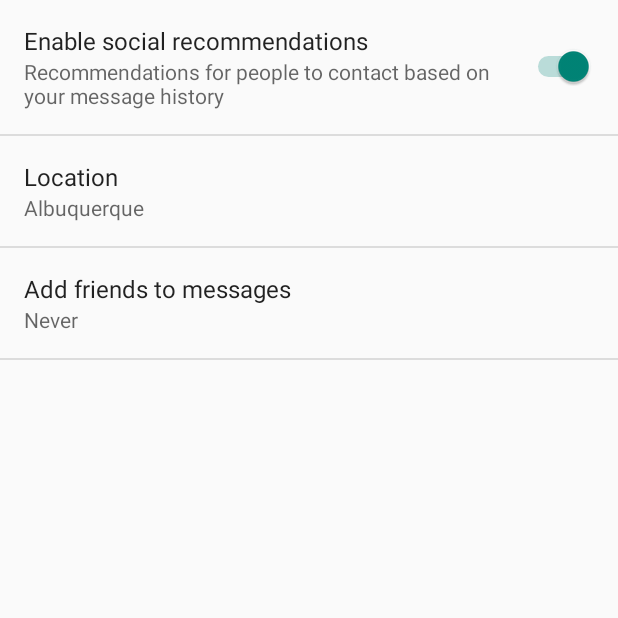
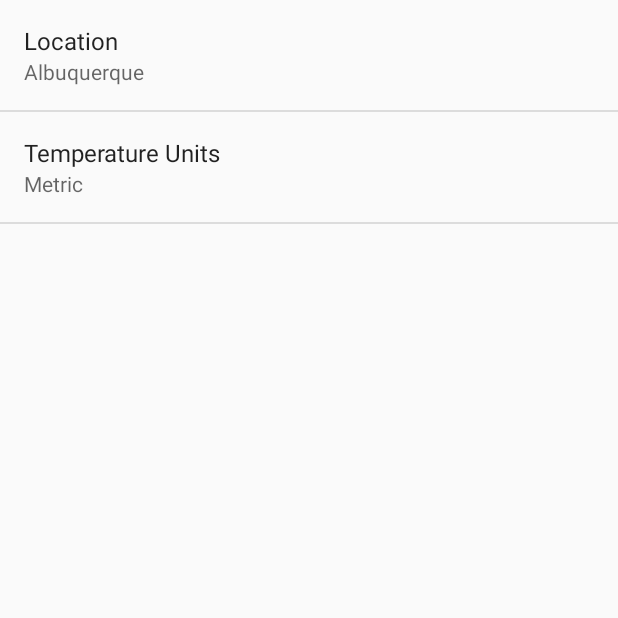
Before and after one commit to luisMbedder/Sunshine, an Android app: the SettingsActivity screen opened directly, with no data from a screen before it, on a phone screen of 412 x 824 dp, the top half of it. Run offline under Robolectric (Android 15) with nearby library versions, the phone set to English and light mode, and no system bars.

Commit message:
added temperature units setting

```diff
--- a/app/src/main/java/com/example/luis/sunshine/app/SettingsActivity.java
+++ b/app/src/main/java/com/example/luis/sunshine/app/SettingsActivity.java
@@ -29,7 +29,7 @@ public class SettingsActivity extends PreferenceActivity
         // For all preferences, attach an OnPreferenceChangeListener so the UI summary can be
         // updated when the preference changes.
         bindPreferenceSummaryToValue(findPreference(getString(R.string.pref_location_key)));
-        bindPreferenceSummaryToValue(findPreference("example_list"));
+        bindPreferenceSummaryToValue(findPreference(getString(R.string.pref_temperature_units_key)));
 
     }
 
--- /dev/null
+++ b/app/src/main/res/values/arrays.xml
@@ -0,0 +1,15 @@
+<?xml version="1.0" encoding="utf-8"?>
+<resources>
+
+    <string-array name="pref_temperature_units">
+        <item>@string/pref_units_label_metric</item>
+        <item>@string/pref_units_label_imperial</item>
+    </string-array>
+    <string-array name="pref_temperature_unit_values">
+        <item>@string/pref_units_metric</item>
+        <item>@string/pref_units_imperial</item>
+    </string-array>
+
+
+
+</resources>
--- a/app/src/main/res/values/strings.xml
+++ b/app/src/main/res/values/strings.xml
@@ -20,17 +20,15 @@
     <string name="pref_title_location">Location</string>
     <string name="pref_location_default" translatable="false">Albuquerque</string>
 
-    <string name="pref_title_add_friends_to_messages">Add friends to messages</string>
-    <string-array name="pref_example_list_titles">
-        <item>Always</item>
-        <item>When possible</item>
-        <item>Never</item>
-    </string-array>
-    <string-array name="pref_example_list_values">
-        <item>1</item>
-        <item>0</item>
-        <item>-1</item>
-    </string-array>
+    <string name="pref_temperature_units_key" translatable="false">units</string>
+    <string name="pref_temperature_units_title">Temperature Units</string>
+    <string name="pref_units_label_metric">Metric</string>
+    <string name="pref_units_label_imperial">Imperial</string>
+    <!--value in SharedPreferences for metric temperature option-->
+    <string name="pref_units_metric">metric</string>
+
+    <!--value in SharedPreferences for imperial temperature option-->
+    <string name="pref_units_imperial">imperial</string>
 
     <!-- Example settings for Data & Sync -->
     <string name="pref_header_data_sync">Data &amp; sync</string>
--- a/app/src/main/res/xml/pref_general.xml
+++ b/app/src/main/res/xml/pref_general.xml
@@ -1,12 +1,12 @@
 <PreferenceScreen xmlns:android="http://schemas.android.com/apk/res/android">
 
-    <SwitchPreference
-        android:key="example_switch"
-        android:title="@string/pref_title_social_recommendations"
-        android:summary="@string/pref_description_social_recommendations"
-        android:defaultValue="true" />
-
-    <!-- NOTE: EditTextPreference accepts EditText attributes. -->
+    <!--    <SwitchPreference
+          android:key="example_switch"
+          android:title="@string/pref_title_social_recommendations"
+          android:summary="@string/pref_description_social_recommendations"
+          android:defaultValue="true" />
+  -->
+      <!-- NOTE: EditTextPreference accepts EditText attributes. -->
     <!-- NOTE: EditTextPreference's summary should be set to its value by the activity code. -->
     <EditTextPreference
         android:key="@string/pref_location_key"
@@ -22,11 +22,11 @@
          dismiss it. -->
     <!-- NOTE: ListPreference's summary should be set to its value by the activity code. -->
     <ListPreference
-        android:key="example_list"
-        android:title="@string/pref_title_add_friends_to_messages"
-        android:defaultValue="-1"
-        android:entries="@array/pref_example_list_titles"
-        android:entryValues="@array/pref_example_list_values"
+        android:key="@string/pref_temperature_units_key"
+        android:title="@string/pref_temperature_units_title"
+        android:defaultValue="@string/pref_units_metric"
+        android:entries="@array/pref_temperature_units"
+        android:entryValues="@array/pref_temperature_unit_values"
         android:negativeButtonText="@null"
         android:positiveButtonText="@null" />
 
```
Also changed, not shown: app/src/main/java/com/example/luis/sunshine/app/ForecastFragment.java (+17 -4 lines).
